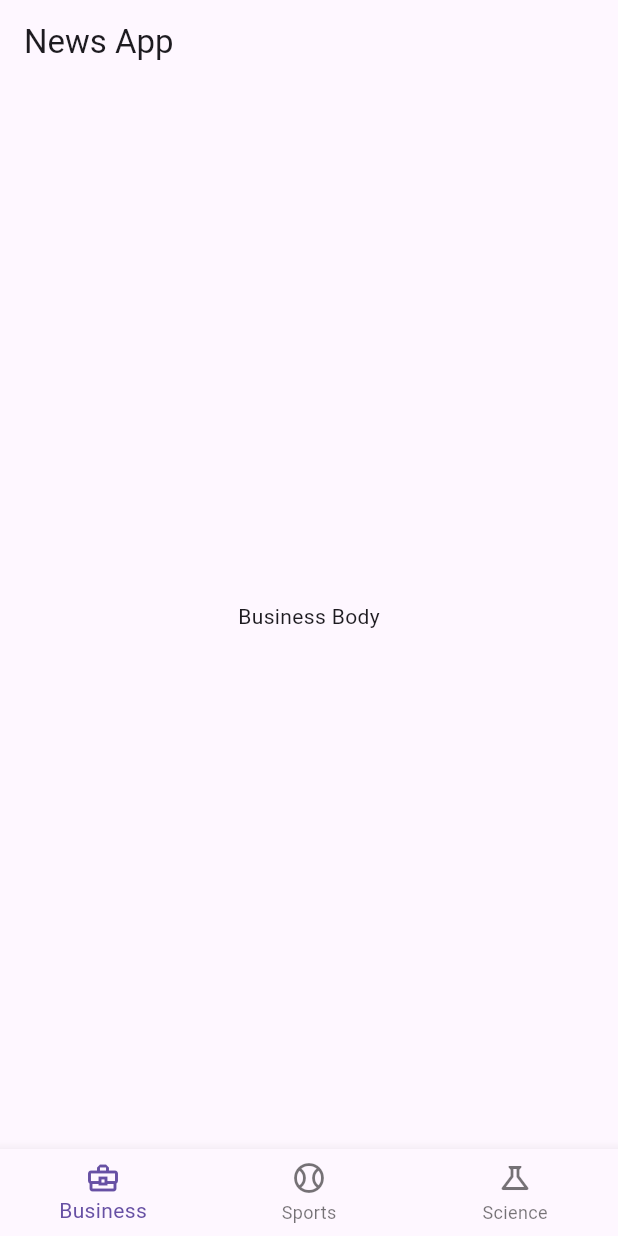
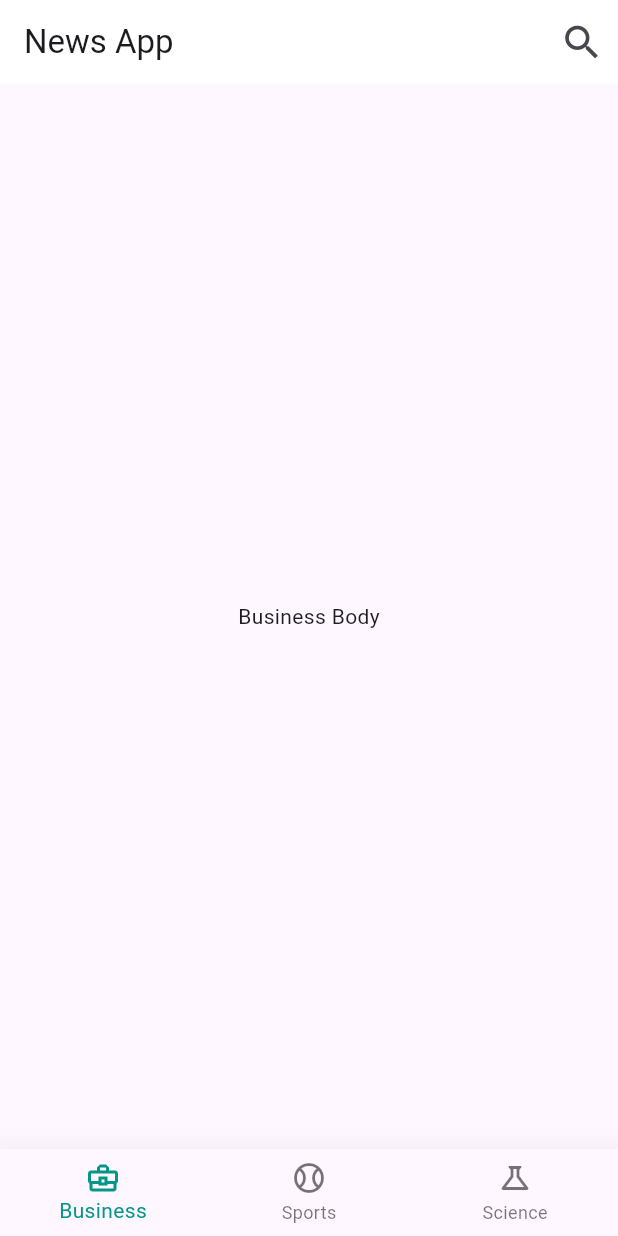
Before and after one commit to amgadelmarghny/news_app, a Flutter app: the screen it shows after launch, on a phone screen of 412 x 824 dp. Run offline on Flutter 3.47's test engine with Material 3 defaults, Android fonts, the phone set to English and light mode, and no system bars; our stand-ins replace flutter_bloc.

Commit message:
add theme data

```diff
--- a/lib/main.dart
+++ b/lib/main.dart
@@ -1,4 +1,5 @@
 import 'package:flutter/material.dart';
+import 'package:flutter/services.dart';
 import 'package:flutter_bloc/flutter_bloc.dart';
 import 'package:news_app/cubit/app_cubit.dart';
 
@@ -20,6 +21,21 @@ class _NewsAppState extends State<NewsApp> {
   @override
   Widget build(BuildContext context) {
     return MaterialApp(
+      theme: ThemeData(
+        appBarTheme: const AppBarTheme(
+
+          iconTheme: IconThemeData(size: 30),
+          backgroundColor: Colors.white,
+          systemOverlayStyle: SystemUiOverlayStyle(
+            statusBarIconBrightness: Brightness.dark,
+            statusBarColor: Colors.white,
+          ),
+        ),
+        bottomNavigationBarTheme: const BottomNavigationBarThemeData(
+          selectedItemColor: Colors.teal,
+          elevation: 20,
+        ),
+      ),
       debugShowCheckedModeBanner: false,
       home: BlocProvider(
         create: (context) => AppCubit(),
--- a/lib/views/home_view.dart
+++ b/lib/views/home_view.dart
@@ -15,7 +15,17 @@ class HomeView extends StatelessWidget {
       },
       builder: (context, state) {
         return Scaffold(
-          appBar: AppBar(title: const Text('News App')),
+          appBar: AppBar(
+            title: const Text('News App'),
+            actions: [
+              IconButton(
+                onPressed: () {},
+                icon: const Icon(
+                  Icons.search,
+                ),
+              )
+            ],
+          ),
           body: appCubit.currentBody[appCubit.currentIndex],
           bottomNavigationBar: BottomNavigationBar(
             currentIndex: appCubit.currentIndex,
```
